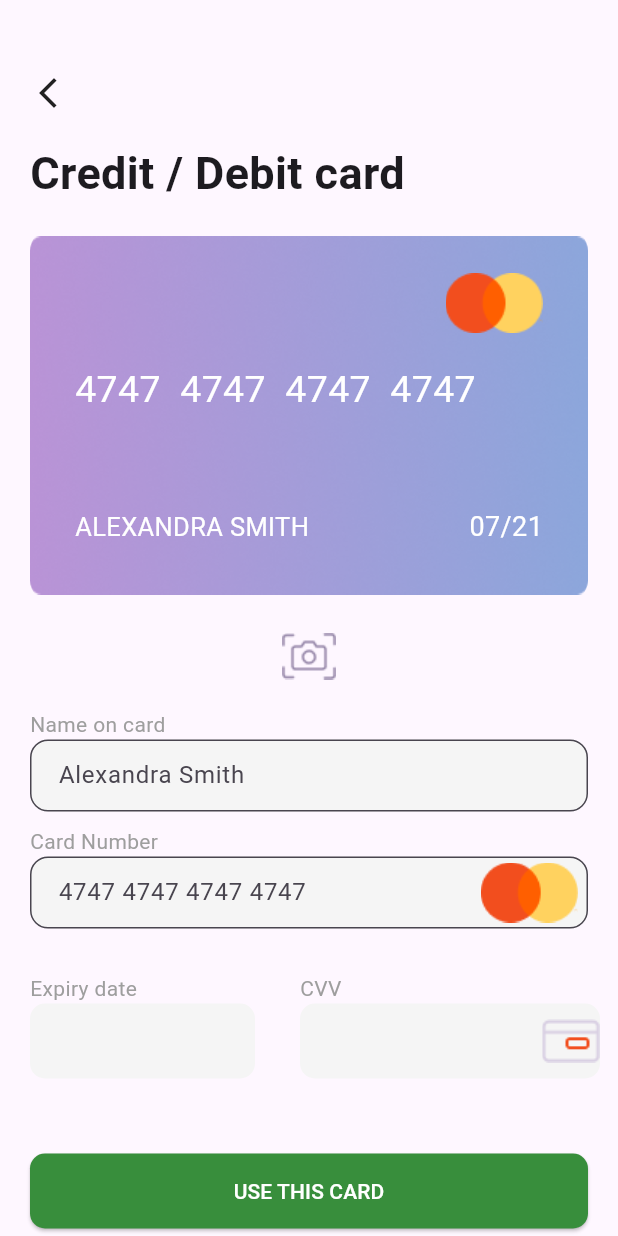
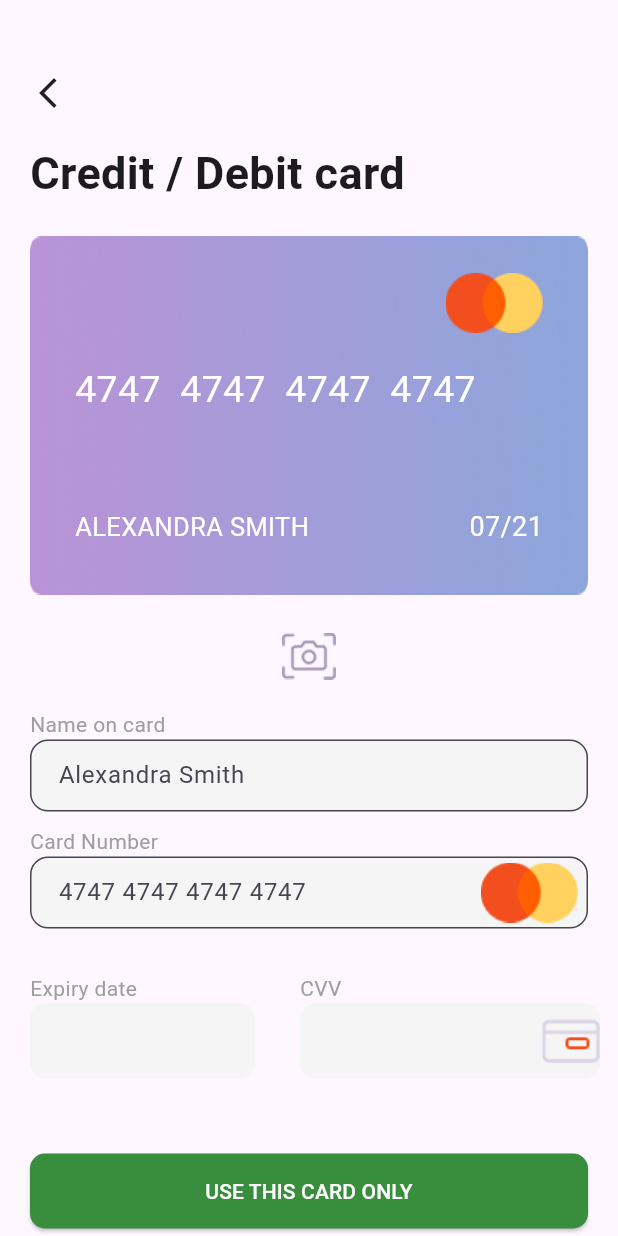
Before and after one commit to SharmaShashankk/delivery_app, a Flutter app: the CardScreen screen opened directly, on a phone screen of 412 x 824 dp. Run offline on Flutter 3.47's test engine with Material 3 defaults, Android fonts, the phone set to English and light mode, and no system bars; our stand-ins replace carousel_slider.

Commit message:
Update card_screen.dart
Changed the text

```diff
--- a/lib/checkout_screen_module/screens/card_screen.dart
+++ b/lib/checkout_screen_module/screens/card_screen.dart
@@ -175,7 +175,7 @@ class _CardScreenState extends State<CardScreen> {
                           borderRadius: BorderRadius.circular(10)),
                       minimumSize: Size(400, 50)),
                   child: Text(
-                    'USE THIS CARD',
+                    'USE THIS CARD ONLY',
                     style: TextStyle(color: Colors.white),
                   ))
             ],
```
